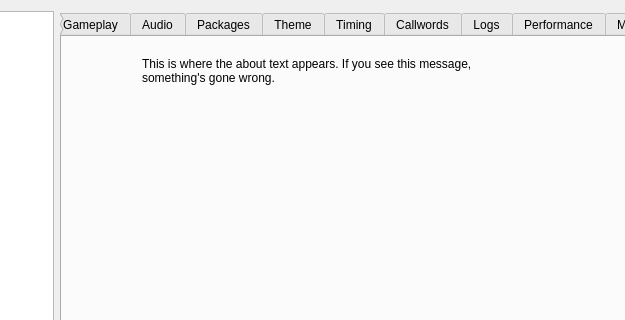
First picture: the form in res/ui/config_panel.ui, repository NyanOnline/DRO-Client-Fork, before the edit; both pictures show x 137 to 762 and y 0 to 320 of the 890 by 544 pixel window.
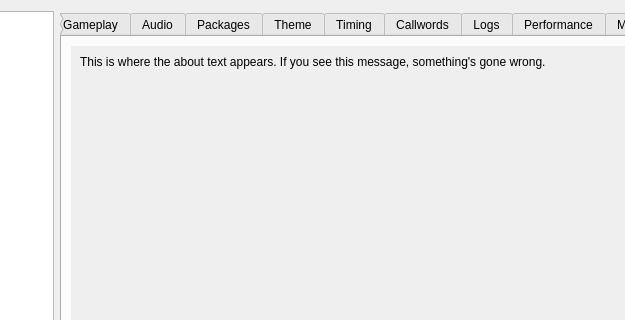
Second picture: the form after the edit. The open tabs and pages were chosen to show the change.

Commit message:
about section no longer cut off
gave it a scroll area

The edit to the form file:
```diff
--- a/res/ui/config_panel.ui
+++ b/res/ui/config_panel.ui
@@ -2188,15 +2188,27 @@
         <attribute name="title">
          <string>About</string>
         </attribute>
-        <widget class="QLabel" name="about_label">
+        <layout class="QVBoxLayout" name="verticalLayout_11">
+         <item>
+          <widget class="QScrollArea" name="about_scroll_area">
+           <property name="frameShape">
+            <enum>QFrame::Shape::NoFrame</enum>
+           </property>
+           <property name="widgetResizable">
+            <bool>true</bool>
+           </property>
+           <widget class="QWidget" name="about_scroll_contents">
          <property name="geometry">
           <rect>
-           <x>80</x>
-           <y>20</y>
+              <x>0</x>
+              <y>0</y>
            <width>351</width>
            <height>271</height>
           </rect>
          </property>
+            <layout class="QVBoxLayout" name="verticalLayout_14">
+             <item>
+              <widget class="QLabel" name="about_label">
          <property name="text">
           <string>This is where the about text appears. If you see this message, something's gone wrong.</string>
          </property>
@@ -2207,6 +2219,12 @@
           <bool>true</bool>
          </property>
         </widget>
+             </item>
+            </layout>
+           </widget>
+          </widget>
+         </item>
+        </layout>
        </widget>
       </widget>
      </item>
```
Lines whose indentation alone changed are shown as unchanged.
